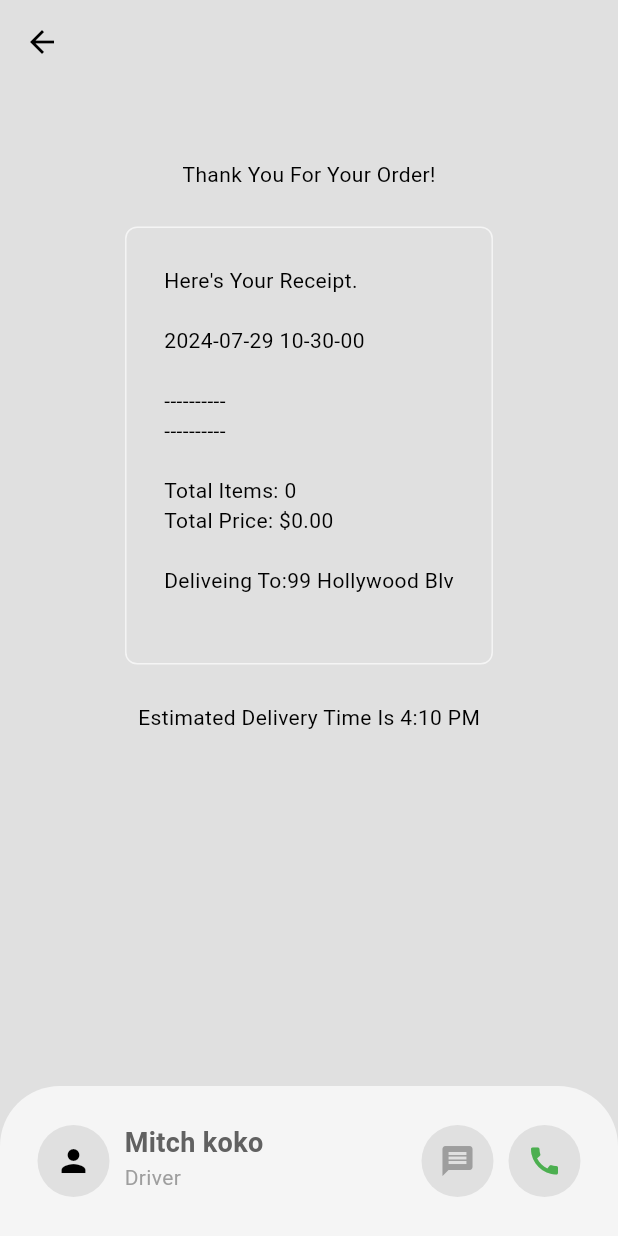
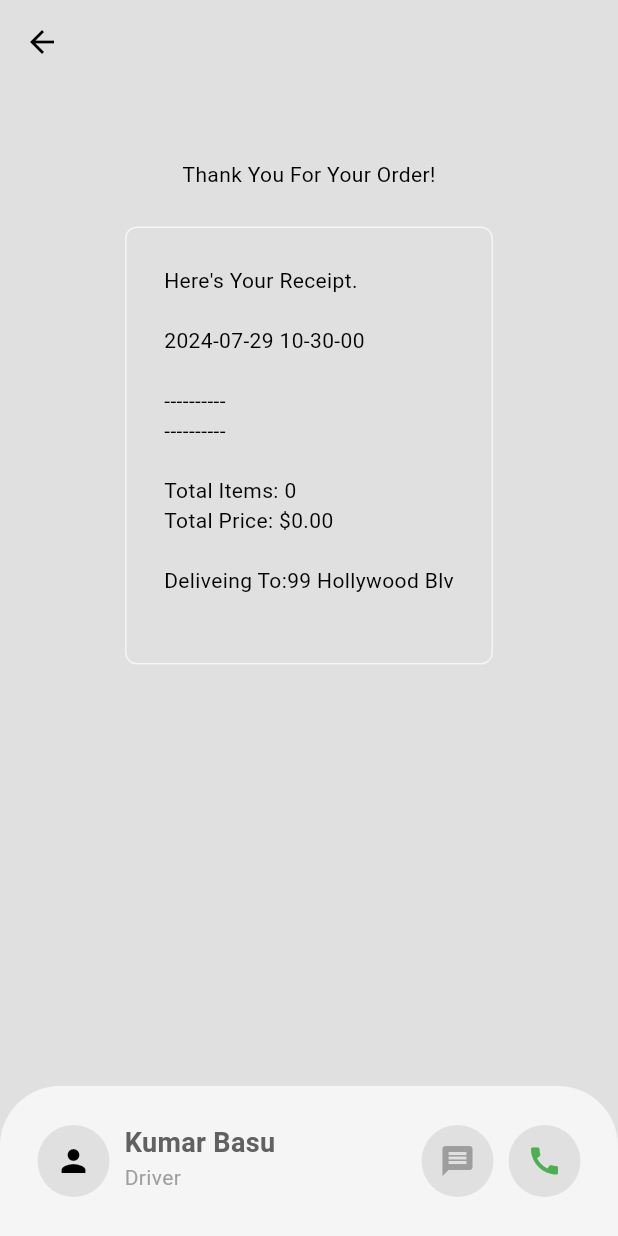
Before and after one commit to Kumar-Monisankar-Basu/Flutter-Projects, a Flutter app: the DeliveryProgressPage screen opened directly, on a phone screen of 412 x 824 dp. Run offline on Flutter 3.47's test engine with Material 3 defaults, Android fonts, the phone set to English and light mode, and no system bars; our stand-ins replace cloud_firestore, firebase_auth, firebase_core, flutter_credit_card, lottie; accounts and stored records are empty.

Commit message:
Fixing Some Bugs

```diff
--- a/food_e/lib/components/my_drawer.dart
+++ b/food_e/lib/components/my_drawer.dart
@@ -53,7 +53,10 @@ class MyDrawer extends StatelessWidget {
           MyDrawerTile(
             text: "L O G O U T",
             icon: Icons.logout,
-            onTap: () {},
+            onTap: () {
+              logout();
+              Navigator.pop(context);
+            },
           ),
           const SizedBox(height: 25)
         ],
--- a/food_e/lib/components/my_receipt.dart
+++ b/food_e/lib/components/my_receipt.dart
@@ -35,8 +35,8 @@ class MyReceipt extends StatelessWidget {
                 ),
               ),
             ),
-            const SizedBox(height: 25,),
-            const Text("Estimated Delivery Time Is 4:10 PM"),
+            // ** const SizedBox(height: 25,),
+            // ** const Text("Estimated Delivery Time Is 4:10 PM"),
           ],
         ),
       ),
--- a/food_e/lib/pages/delivery_progress_page.dart
+++ b/food_e/lib/pages/delivery_progress_page.dart
@@ -65,7 +65,7 @@ class _DeliveryProgressPageState extends State<DeliveryProgressPage> {
             crossAxisAlignment: CrossAxisAlignment.start,
             children: [
               Text(
-                "Mitch koko",
+                "Kumar Basu",
                 style: TextStyle(
                   fontWeight: FontWeight.bold,
                   fontSize: 18,
```
